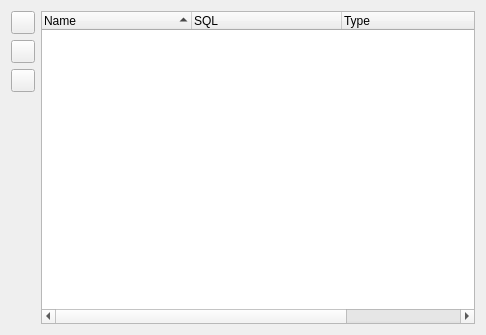
fritzone/ddm, file datatypeslistform.ui: the form before one commit.
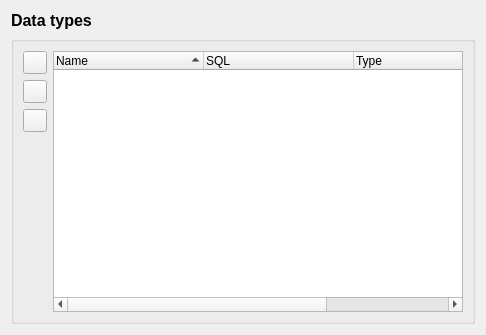
The form after the commit. Icons and pictures are not drawn.

What changed in the file:
```diff
--- a/datatypeslistform.ui
+++ b/datatypeslistform.ui
@@ -19,6 +19,26 @@
   <property name="windowTitle">
    <string>Form</string>
   </property>
+  <layout class="QVBoxLayout" name="verticalLayout">
+   <item>
+    <widget class="QLabel" name="label">
+     <property name="text">
+      <string>&lt;!DOCTYPE HTML PUBLIC &quot;-//W3C//DTD HTML 4.0//EN&quot; &quot;http://www.w3.org/TR/REC-html40/strict.dtd&quot;&gt;
+&lt;html&gt;&lt;head&gt;&lt;meta name=&quot;qrichtext&quot; content=&quot;1&quot; /&gt;&lt;style type=&quot;text/css&quot;&gt;
+p, li { white-space: pre-wrap; }
+&lt;/style&gt;&lt;/head&gt;&lt;body style=&quot; font-family:'Sans'; font-size:10pt; font-weight:400; font-style:normal;&quot;&gt;
+&lt;table style=&quot;-qt-table-type: root; margin-top:4px; margin-bottom:4px; margin-left:4px; margin-right:4px;&quot;&gt;
+&lt;tr&gt;
+&lt;td style=&quot;border: none;&quot;&gt;
+&lt;p style=&quot; margin-top:0px; margin-bottom:0px; margin-left:0px; margin-right:0px; -qt-block-indent:0; text-indent:0px;&quot;&gt;&lt;span style=&quot; font-size:12pt; font-weight:600;&quot;&gt;Data types&lt;/span&gt;&lt;/p&gt;&lt;/td&gt;&lt;/tr&gt;&lt;/table&gt;&lt;/body&gt;&lt;/html&gt;</string>
+     </property>
+    </widget>
+   </item>
+   <item>
+    <widget class="QGroupBox" name="groupBox">
+     <property name="title">
+      <string/>
+     </property>
   <layout class="QHBoxLayout" name="horizontalLayout">
    <item>
     <layout class="QVBoxLayout" name="verticalLayout_2">
@@ -155,6 +175,9 @@
        <string>Size</string>
       </property>
      </column>
+       </widget>
+      </item>
+     </layout>
     </widget>
    </item>
   </layout>
```
Left out of the diff: 11 changed lines with no effect on the pictures. Lines whose indentation alone changed are shown as unchanged.
